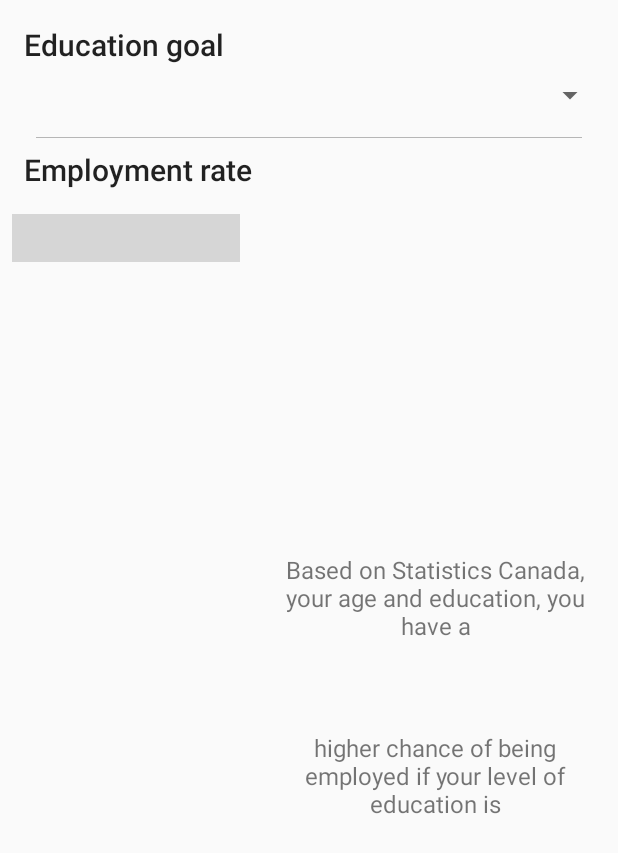
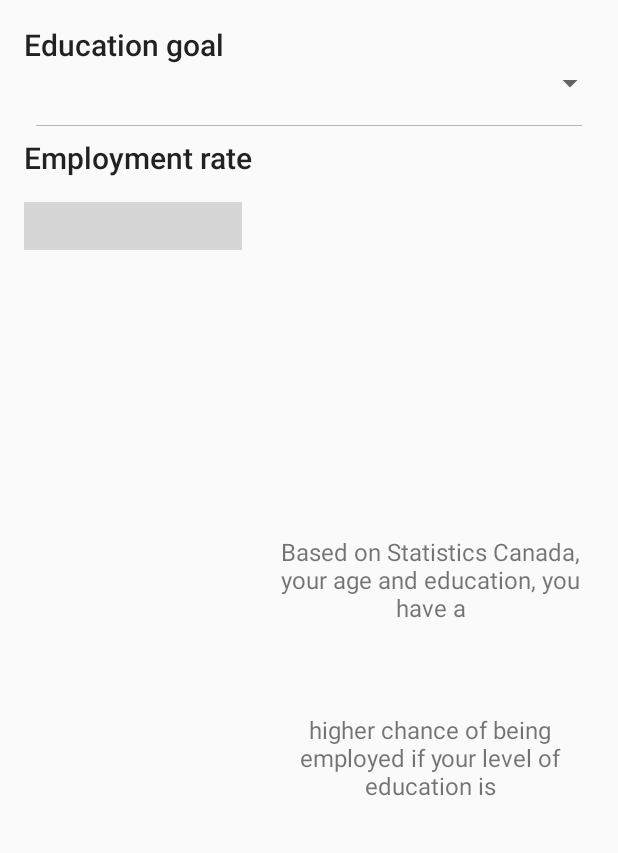
Before and after one commit to janclarin/code-app, an Android app: the layout fragment_employment_info.xml on its own in the app's theme, with its tools: preview values and no code run, on a phone screen of 412 x 824 dp. Shown: the top 853 px of the screen. Run offline under Robolectric (Android 15) with nearby library versions, the phone set to English and light mode, and no system bars; plain views replace BarChart; grey boxes are pictures that could not be loaded.

Commit message:
employment layout good

```diff
--- a/app/src/main/res/layout/fragment_employment_info.xml
+++ b/app/src/main/res/layout/fragment_employment_info.xml
@@ -11,7 +11,9 @@
         android:id="@+id/tv_title_edu_level"
         android:layout_width="wrap_content"
         android:layout_height="wrap_content"
-        android:layout_margin="8dp"
+        android:layout_marginLeft="8dp"
+        android:layout_marginRight="8dp"
+        android:layout_marginTop="8dp"
         android:fontFamily="sans-serif-medium"
         android:text="@string/tv_title_edu_level"
         android:textColor="@color/primary_text_default_material_light"
@@ -49,6 +51,8 @@
         android:layout_alignParentBottom="true"
         android:layout_below="@id/tv_employment_rate"
         android:orientation="horizontal"
+        android:paddingLeft="8dp"
+        android:paddingRight="8dp"
         android:paddingTop="16dp">
 
         <org.eazegraph.lib.charts.BarChart
@@ -57,14 +61,18 @@
             android:layout_height="wrap_content"
             android:layout_marginRight="8dp"
             android:layout_weight="0.4"
+            app:egAnimationTime="500"
             app:egBarWidth="32dp"
+            app:egEnableScroll="false"
             app:egFixedBarWidth="true"
             app:egLegendHeight="40dp" />
 
         <LinearLayout
             android:layout_width="0dp"
             android:layout_height="match_parent"
+            android:layout_marginBottom="16dp"
             android:layout_marginLeft="8dp"
+            android:layout_marginStart="8dp"
             android:layout_weight="0.6"
             android:gravity="center_vertical"
             android:orientation="vertical">
@@ -104,6 +112,6 @@
                 android:textColor="@color/theme_primaryDark"
                 android:textSize="20sp" />
         </LinearLayout>
+
     </LinearLayout>
-
 </RelativeLayout>
```
Also changed, not shown: app/src/main/java/com/wendiesel/myapplication/fragment/EmploymentInfoFragment.java (+8 -10 lines).
